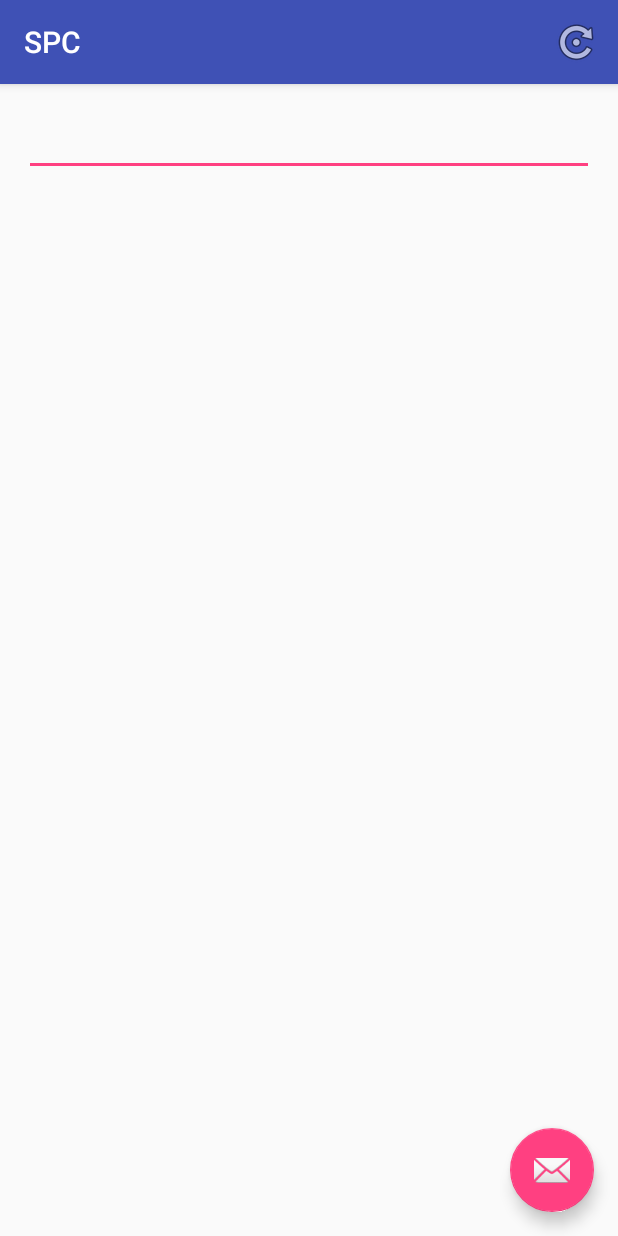
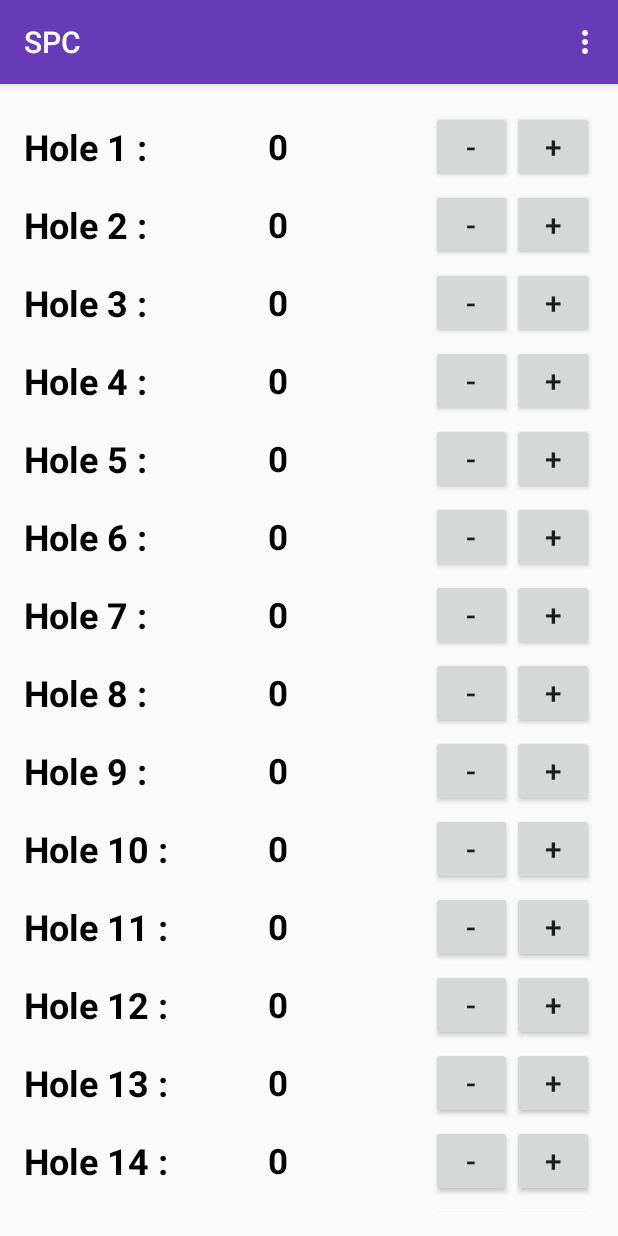
Before and after one commit to EricDw/SharedPreferencesCourse, an Android app: the screen it shows after launch (Main2Activity), on a phone screen of 412 x 824 dp. Run offline under Robolectric (Android 15) with nearby library versions, the phone set to English and light mode, and no system bars.

```diff
--- a/app/src/main/java/com/publicmethod/eric/sharedpreferencescourse/adapters/ScoreCardAdapter.java
+++ b/app/src/main/java/com/publicmethod/eric/sharedpreferencescourse/adapters/ScoreCardAdapter.java
@@ -1,59 +1,98 @@
 package com.publicmethod.eric.sharedpreferencescourse.adapters;
 
 import android.support.v7.widget.RecyclerView;
+import android.view.LayoutInflater;
 import android.view.View;
 import android.view.ViewGroup;
 import android.widget.Button;
 import android.widget.TextView;
 
 import com.publicmethod.eric.sharedpreferencescourse.R;
+import com.publicmethod.eric.sharedpreferencescourse.models.Hole;
 
 /**
  * Created by Owner on 2016-02-10.
  */
 public class ScoreCardAdapter extends RecyclerView.Adapter<ScoreCardAdapter.ScoreViewHolder> {
 
-    private int mNumberOfHolesOnCourse;
+    private final Hole[] mHoles;
 
-    public ScoreCardAdapter(int numberOfHolesOnCourse) {
-        mNumberOfHolesOnCourse = numberOfHolesOnCourse;
+    public ScoreCardAdapter(Hole[] holes) {
+        mHoles = holes;
     }
+
 
     @Override
     public ScoreViewHolder onCreateViewHolder(ViewGroup parent, int viewType) {
-        return null;
+
+        View view = LayoutInflater.from(parent.getContext())
+                .inflate(R.layout.list_item_layout_golf, parent, false);
+
+        ScoreViewHolder scoreViewHolder = new ScoreViewHolder(view);
+
+        return scoreViewHolder;
     }
 
     @Override
     public void onBindViewHolder(ScoreViewHolder holder, int position) {
 
+        holder.bindHoles(mHoles[position]);
+
     }
 
     @Override
     public int getItemCount() {
-        return mNumberOfHolesOnCourse;
+        return mHoles.length;
     }
 
-    public class ScoreViewHolder extends RecyclerView.ViewHolder {
 
-        public TextView mHoleNumber;
-        public TextView mScoreEditText;
-        public Button mMinusButton;
-        public Button mAddButton;
+    public class ScoreViewHolder extends RecyclerView.ViewHolder implements View.OnClickListener {
+
+        public TextView mTextViewHoleLabel;
+        public TextView mTextViewScore;
+        public Button mButtonMinus;
+        public Button mButtonAdd;
+
 
         public ScoreViewHolder(View itemView) {
             super(itemView);
 
-            mHoleNumber = (TextView) itemView.findViewById(R.id.textView_hole_number);
-            mScoreEditText = (TextView) itemView.findViewById(R.id.textView_score);
-            mMinusButton = (Button) itemView.findViewById(R.id.button_minus);
-            mAddButton = (Button) itemView.findViewById(R.id.button_add);
+            mTextViewHoleLabel = (TextView) itemView.findViewById(R.id.textView_hole_label);
+            mTextViewScore = (TextView) itemView.findViewById(R.id.textView_score);
+            mButtonMinus = (Button) itemView.findViewById(R.id.button_minus);
+            mButtonAdd = (Button) itemView.findViewById(R.id.button_add);
+
+            mButtonMinus.setOnClickListener(this);
+            mButtonAdd.setOnClickListener(this);
+
         }
 
-        public void bindHoles(int numberOfHoles) {
-            String holes = "Hole " + Integer.toString(numberOfHoles) + ":";
+        public void bindHoles(Hole hole) {
 
-            mHoleNumber.setText(holes);
+            mTextViewHoleLabel.setText(hole.getHoleLabel());
+            mTextViewScore.setText(String.valueOf(hole.getStrokeCount()));
+
+        }
+
+        @Override
+        public void onClick(View v) {
+
+            int updatedStrokeCount = mHoles[getAdapterPosition()].getStrokeCount();
+
+            if (v.getId() == mButtonMinus.getId()) {
+
+                updatedStrokeCount--;
+                if (updatedStrokeCount < 0) updatedStrokeCount = 0;
+                mHoles[getAdapterPosition()].setStrokeCount(updatedStrokeCount);
+                notifyDataSetChanged();
+
+            }else {
+                updatedStrokeCount++;
+                mHoles[getAdapterPosition()].setStrokeCount(updatedStrokeCount);
+                notifyDataSetChanged();
+            }
+
+
         }
     }
 
--- /dev/null
+++ b/app/src/main/java/com/publicmethod/eric/sharedpreferencescourse/models/Hole.java
@@ -0,0 +1,34 @@
+package com.publicmethod.eric.sharedpreferencescourse.models;
+
+/**
+ * Created by Owner on 2016-02-12.
+ */
+public class Hole {
+
+    private String mHoleLabel;
+    private int mStrokeCount;
+
+    public Hole(String label, int strokeCount) {
+
+        mHoleLabel = label;
+        mStrokeCount = strokeCount;
+
+    }
+
+    public String getHoleLabel() {
+        return mHoleLabel;
+    }
+
+    public void setHoleLabel(String holeLabel) {
+        mHoleLabel = holeLabel;
+    }
+
+    public int getStrokeCount() {
+        return mStrokeCount;
+    }
+
+    public void setStrokeCount(int strokeCount) {
+        mStrokeCount = strokeCount;
+    }
+
+}
--- a/app/src/main/java/com/publicmethod/eric/sharedpreferencescourse/ui/Main2Activity.java
+++ b/app/src/main/java/com/publicmethod/eric/sharedpreferencescourse/ui/Main2Activity.java
@@ -1,28 +1,34 @@
 package com.publicmethod.eric.sharedpreferencescourse.ui;
 
+import android.content.Context;
 import android.content.SharedPreferences;
 import android.os.Bundle;
-import android.support.design.widget.FloatingActionButton;
-import android.support.design.widget.Snackbar;
 import android.support.v7.app.AppCompatActivity;
+import android.support.v7.widget.LinearLayoutManager;
+import android.support.v7.widget.RecyclerView;
 import android.support.v7.widget.Toolbar;
 import android.view.Menu;
 import android.view.MenuInflater;
 import android.view.MenuItem;
-import android.view.View;
-import android.widget.EditText;
 
 import com.publicmethod.eric.sharedpreferencescourse.R;
+import com.publicmethod.eric.sharedpreferencescourse.adapters.ScoreCardAdapter;
+import com.publicmethod.eric.sharedpreferencescourse.models.Hole;
 
 public class Main2Activity extends AppCompatActivity {
 
     private static final String PREFS_FILE = "com.publicmethod.eric.sharedpreferencescourse.preferences";
-    private static final String KEY_EDITTEXT = "key_edittext";
+    private static final String KEY_STOKE_COUNT = "key_stroke_count";
 
-    private EditText mEditText;
 
-    private SharedPreferences mSharedPreferences;
-    private SharedPreferences.Editor mEditor;
+    private Hole[] mHoles = new Hole[18];
+
+    private RecyclerView mRecyclerView;
+    ScoreCardAdapter mScoreCardAdapter;
+
+    private static SharedPreferences mSharedPreferences;
+    private static SharedPreferences.Editor mEditor;
+
 
     @Override
     protected void onCreate(Bundle savedInstanceState) {
@@ -31,24 +37,43 @@ public class Main2Activity extends AppCompatActivity {
         Toolbar toolbar = (Toolbar) findViewById(R.id.toolbar);
         setSupportActionBar(toolbar);
 
-        FloatingActionButton fab = (FloatingActionButton) findViewById(R.id.fab);
-        fab.setOnClickListener(new View.OnClickListener() {
-            @Override
-            public void onClick(View view) {
-                Snackbar.make(view, "Replace with your own action", Snackbar.LENGTH_LONG)
-                        .setAction("Action", null).show();
-            }
-        });
-
-        mEditText = (EditText) findViewById(R.id.editText);
-
-        mSharedPreferences = getSharedPreferences(PREFS_FILE, MODE_PRIVATE);
+        mSharedPreferences = getSharedPreferences(PREFS_FILE, Context.MODE_PRIVATE);
         mEditor = mSharedPreferences.edit();
 
-        String editText = mSharedPreferences.getString(KEY_EDITTEXT, "");
-        mEditText.setText(editText);
+        for (int i = 0; i < mHoles.length; i++) {
+            int strokes = mSharedPreferences.getInt(KEY_STOKE_COUNT + i, 0);
+            mHoles[i] = new Hole("Hole " + (i + 1) + " :", strokes);
+
+        }
+
+        mRecyclerView = (RecyclerView) findViewById(R.id.recyclerView);
+
+        mScoreCardAdapter = new ScoreCardAdapter(mHoles);
+        mRecyclerView.setAdapter(mScoreCardAdapter);
+
+        LinearLayoutManager linearLayoutManager = new LinearLayoutManager(this);
+        mRecyclerView.setLayoutManager(linearLayoutManager);
+
+        mRecyclerView.setHasFixedSize(true);
+
 
     }
+
+    /**
+     * Clear the stroke count of all holes and resets the shared preferences.
+     */
+    private void clearStrokeCounts() {
+
+        for (Hole hole : mHoles) {
+
+            hole.setStrokeCount(0);
+
+        }
+
+        mEditor.clear().apply();
+        mScoreCardAdapter.notifyDataSetChanged();
+    }
+
 
     @Override
     public boolean onCreateOptionsMenu(Menu menu) {
@@ -65,25 +90,24 @@ public class Main2Activity extends AppCompatActivity {
 
 
         switch (item.getItemId()) {
-            case R.id.resetPreferences:
-               resetSharedPreferences();
+            case R.id.action_clear_strokes:
+                clearStrokeCounts();
                 return true;
             default:
                 return super.onOptionsItemSelected(item);
         }
     }
 
-    private void resetSharedPreferences() {
-        mEditor.clear().apply();
-        mEditText.setText(mSharedPreferences.getString(KEY_EDITTEXT, ""));
-    }
-
     @Override
     protected void onPause() {
         super.onPause();
 
-        mEditor.putString(KEY_EDITTEXT, mEditText.getText().toString());
+        for (int i = 0; i < mHoles.length; i++) {
+
+            mEditor.putInt(KEY_STOKE_COUNT + i, mHoles[i].getStrokeCount());
+
+        }
+
         mEditor.apply();
-
     }
 }
--- a/app/src/main/res/layout/activity_main2.xml
+++ b/app/src/main/res/layout/activity_main2.xml
@@ -24,12 +24,4 @@
 
     <include layout="@layout/content_main2"/>
 
-    <android.support.design.widget.FloatingActionButton
-        android:id="@+id/fab"
-        android:layout_width="wrap_content"
-        android:layout_height="wrap_content"
-        android:layout_gravity="bottom|end"
-        android:layout_margin="@dimen/fab_margin"
-        android:src="@android:drawable/ic_dialog_email"/>
-
 </android.support.design.widget.CoordinatorLayout>
--- a/app/src/main/res/layout/content_main2.xml
+++ b/app/src/main/res/layout/content_main2.xml
@@ -13,14 +13,9 @@
     tools:context=".ui.Main2Activity"
     tools:showIn="@layout/activity_main2">
 
-    <EditText
-        android:id="@+id/editText"
+    <android.support.v7.widget.RecyclerView
+        android:id="@+id/recyclerView"
         android:layout_width="match_parent"
-        android:layout_height="wrap_content"
-        android:layout_alignParentStart="true"
-        android:layout_alignParentTop="true"
-        android:ems="10"
-        android:inputType="textPersonName"
-        tools:text="Name"/>
+        android:layout_height="match_parent"/>
 
 </RelativeLayout>
--- a/app/src/main/res/layout/list_item_layout_golf.xml
+++ b/app/src/main/res/layout/list_item_layout_golf.xml
@@ -1,52 +1,51 @@
 <?xml version="1.0" encoding="utf-8"?>
-<RelativeLayout xmlns:android="http://schemas.android.com/apk/res/android"
+<LinearLayout xmlns:android="http://schemas.android.com/apk/res/android"
                 xmlns:tools="http://schemas.android.com/tools"
                 android:layout_width="match_parent"
-                android:layout_height="wrap_content">
+                android:layout_height="wrap_content"
+                android:paddingBottom="2dp"
+                android:paddingTop="2dp">
 
 
     <TextView
-        android:id="@+id/textView_hole_number"
-        android:layout_width="wrap_content"
-        android:layout_height="wrap_content"
-        android:layout_alignParentStart="true"
-        android:layout_centerVertical="true"
+        android:id="@+id/textView_hole_label"
+        android:layout_width="0dp"
+        android:layout_height="match_parent"
+        android:layout_weight="3"
+        android:gravity="center_vertical"
+        android:textColor="@android:color/black"
         android:textSize="24sp"
         android:textStyle="bold"
-        android:textColor="@android:color/black"
         tools:text="Hole 16:"/>
 
     <TextView
         android:id="@+id/textView_score"
-        android:layout_width="wrap_content"
-        android:layout_height="wrap_content"
-        android:layout_centerInParent="true"
-        android:layout_centerVertical="true"
-        android:gravity="center_horizontal"
+        android:layout_width="0dp"
+        android:layout_height="match_parent"
+        android:layout_weight="2"
+        android:gravity="start|center_vertical"
+        android:textColor="@android:color/black"
+        android:textSize="23sp"
         android:textStyle="bold"
-        android:textSize="23sp"
-        android:textColor="@android:color/black"
         tools:text="99"/>
 
 
     <Button
         android:id="@+id/button_minus"
-        android:layout_width="40dp"
-        android:layout_height="wrap_content"
-        android:layout_toStartOf="@+id/button_add"
-        android:layout_centerVertical="true"
+        android:layout_width="0dp"
+        android:layout_height="match_parent"
+        android:layout_weight="1"
         android:text="@string/button_text_minus"
         android:textSize="20sp"/>
 
     <Button
         android:id="@+id/button_add"
-        android:layout_width="40dp"
-        android:layout_height="wrap_content"
-        android:layout_alignParentEnd="true"
-        android:layout_centerVertical="true"
+        android:layout_width="0dp"
+        android:layout_height="match_parent"
+        android:layout_weight="1"
         android:gravity="center"
         android:text="@string/button_text_add"
         android:textSize="20sp"/>
 
 
-</RelativeLayout>
+</LinearLayout>
--- a/app/src/main/res/menu/menu_main2.xml
+++ b/app/src/main/res/menu/menu_main2.xml
@@ -1,9 +1,8 @@
 <?xml version="1.0" encoding="utf-8"?>
 <menu xmlns:android="http://schemas.android.com/apk/res/android"
       xmlns:app="http://schemas.android.com/apk/res-auto">
-    <item android:id="@+id/resetPreferences"
+    <item android:id="@+id/action_clear_strokes"
         android:title="@string/reset_preferences"
-        android:icon="@android:drawable/ic_menu_rotate"
-        app:showAsAction="ifRoom"/>
+        app:showAsAction="never"/>
 
 </menu>
--- a/app/src/main/res/values/colors.xml
+++ b/app/src/main/res/values/colors.xml
@@ -1,6 +1,6 @@
 <?xml version="1.0" encoding="utf-8"?>
 <resources>
-    <color name="colorPrimary">#3F51B5</color>
-    <color name="colorPrimaryDark">#303F9F</color>
-    <color name="colorAccent">#FF4081</color>
+    <color name="colorPrimary">#673AB7</color>
+    <color name="colorPrimaryDark">#512DA8</color>
+    <color name="colorAccent">#FF5252</color>
 </resources>
--- a/app/src/main/res/values/strings.xml
+++ b/app/src/main/res/values/strings.xml
@@ -1,7 +1,7 @@
 <resources>
     <string name="app_name">SPC</string>
     <string name="title_activity_main2">Main2Activity</string>
-    <string name="reset_preferences">Reset Preferences</string>
+    <string name="reset_preferences">Clear Strokes</string>
     <string name="button_text_minus">-</string>
     <string name="button_text_add">+</string>
 </resources>
--- a/build.gradle
+++ b/build.gradle
@@ -5,7 +5,7 @@ buildscript {
         jcenter()
     }
     dependencies {
-        classpath 'com.android.tools.build:gradle:1.3.0'
+        classpath 'com.android.tools.build:gradle:2.0.0-beta4'
 
         // NOTE: Do not place your application dependencies here; they belong
         // in the individual module build.gradle files
```
Also changed, not shown: gradle/wrapper/gradle-wrapper.properties.
